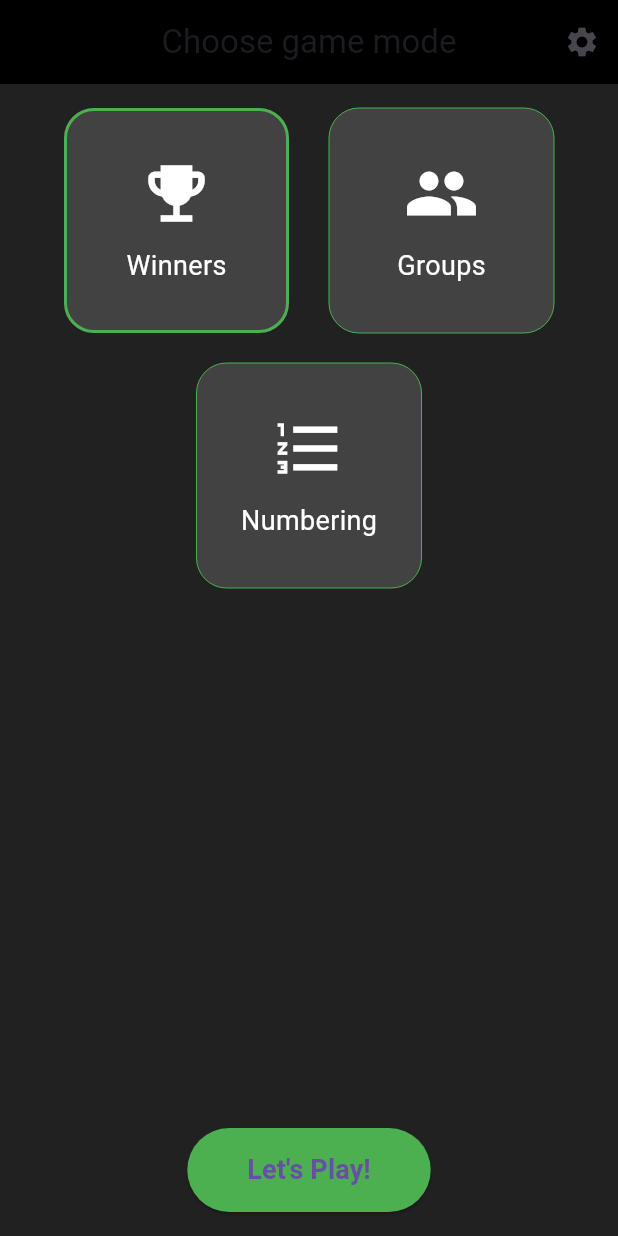
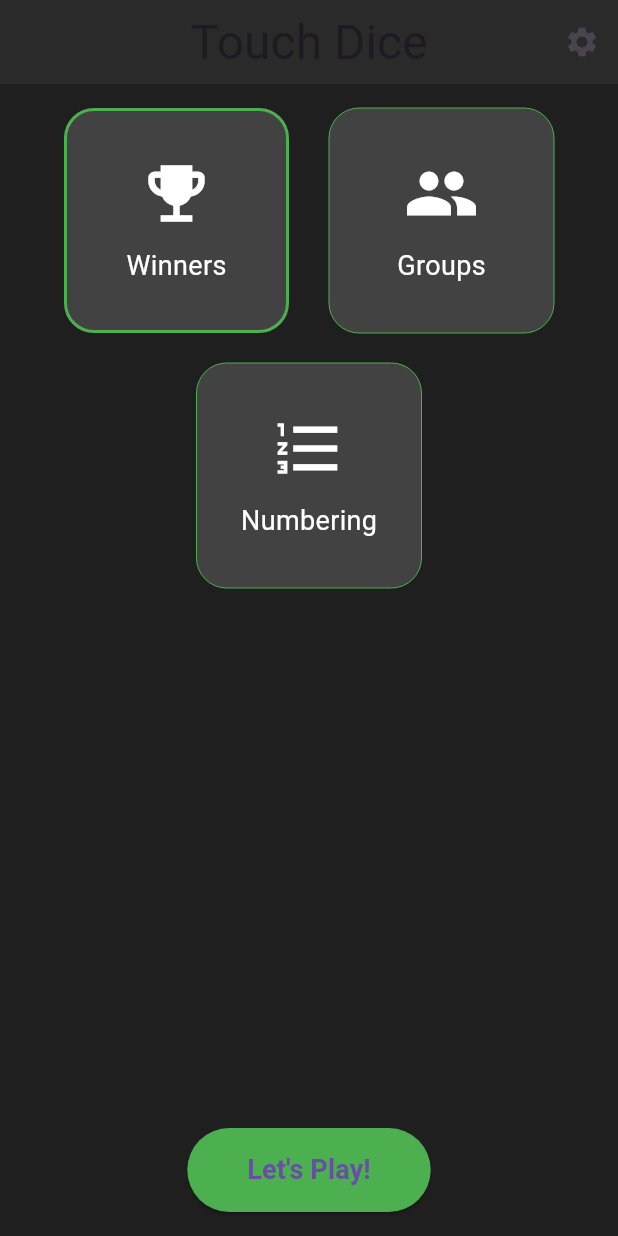
Before and after one commit to iconstar11/touch_dice, a Flutter app: the screen it shows after launch, on a phone screen of 412 x 824 dp. Run offline on Flutter 3.47's test engine with Material 3 defaults, Android fonts, the phone set to English and light mode, and no system bars; our stand-ins replace get.

Commit message:
Chore add the color codes

```diff
--- a/lib/pages/homepage.dart
+++ b/lib/pages/homepage.dart
@@ -1,4 +1,5 @@
 import 'package:flutter/material.dart';
+import 'package:touch_dice/utils/colors.dart';
 
 class HomePage extends StatelessWidget {
   const HomePage({Key? key}) : super(key: key);
@@ -6,11 +7,12 @@ class HomePage extends StatelessWidget {
   @override
   Widget build(BuildContext context) {
     return Scaffold(
-      backgroundColor: Colors.grey[900],
+      backgroundColor: kBackgroundColor,
       appBar: AppBar(
-        title: const Text('Choose game mode'),
+        title: Text("Touch Dice",
+            style: Theme.of(context).textTheme.headlineLarge),
+        backgroundColor: kCardBackgroundColor,
         centerTitle: true,
-        backgroundColor: Colors.black,
         actions: [
           IconButton(
             onPressed: () {
```
